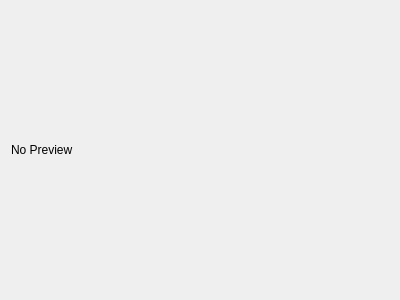
braeun/FitsIP, file src/fitsip/core/widgets/previewwidget.ui: the form before one commit.
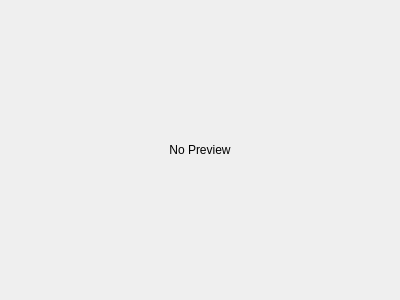
The form after the commit.

Diff of the .ui file:
```diff
--- a/src/fitsip/core/widgets/previewwidget.ui
+++ b/src/fitsip/core/widgets/previewwidget.ui
@@ -19,6 +19,9 @@
      <property name="text">
       <string>No Preview</string>
      </property>
+     <property name="alignment">
+      <set>Qt::AlignCenter</set>
+     </property>
     </widget>
    </item>
   </layout>
```
